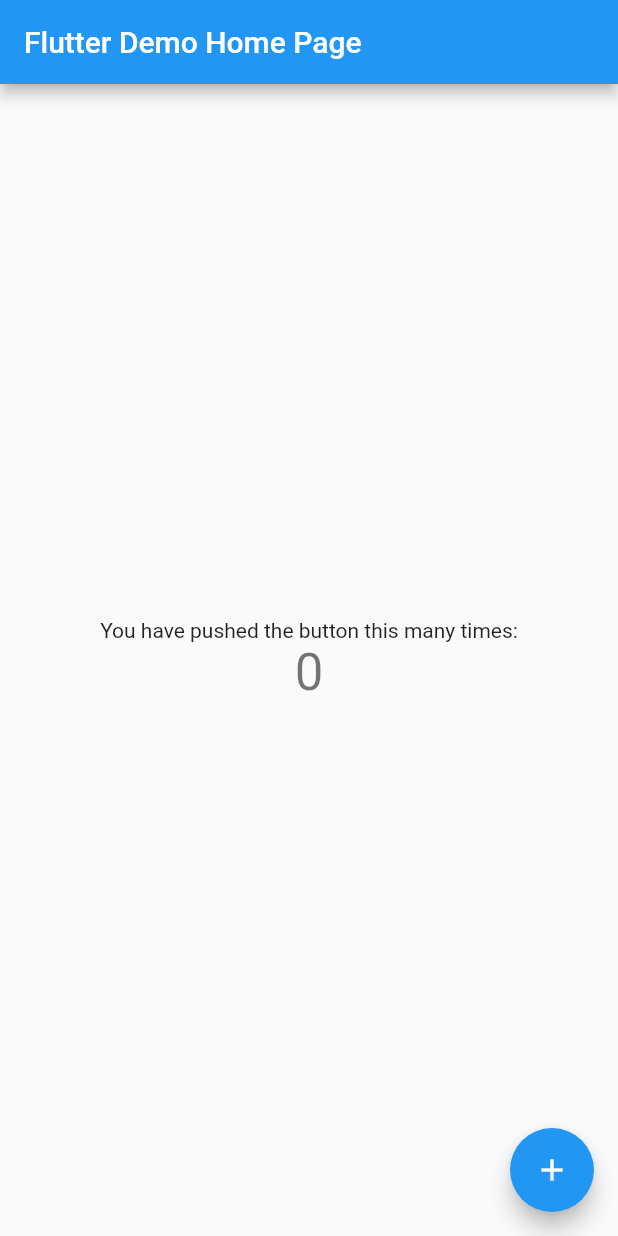
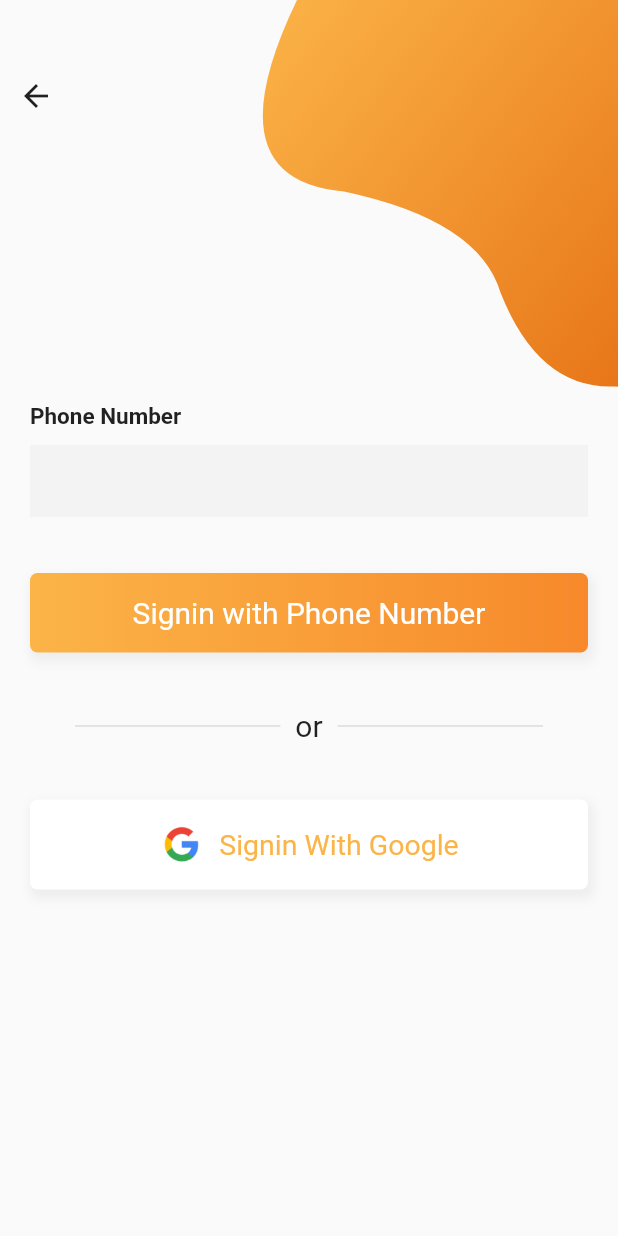
Before and after one commit to MajdSharaba/Bazar_Iraq, a Flutter app: the screen it shows after launch, on a phone screen of 412 x 824 dp. Run offline on Flutter 3.47's test engine with Material 2 defaults, Android fonts, the phone set to English and light mode, and no system bars; our stand-ins replace firebase_auth, firebase_core, get, google_fonts, google_sign_in; accounts and stored records are empty.

Commit message:
login Design

```diff
--- /dev/null
+++ b/lib/app/core/constants.dart
@@ -0,0 +1,10 @@
+import 'package:flutter/material.dart';
+import 'package:get/get.dart';
+
+double deviceHeight = Get.height;
+double deviceWidth = Get.width;
+
+LinearGradient linearGradientColor = const LinearGradient(
+    begin: Alignment.centerLeft,
+    end: Alignment.centerRight,
+    colors: [Color(0xfffbb448), Color(0xfff7892b)]);
--- /dev/null
+++ b/lib/app/modules/view/pages/signinpage.dart
@@ -0,0 +1,142 @@
+import 'package:firebase_auth/firebase_auth.dart';
+import 'package:flutter/cupertino.dart';
+import 'package:flutter/material.dart';
+import 'package:flutter/rendering.dart';
+import 'package:pazar_iraq/app/core/constants.dart';
+import 'package:pazar_iraq/app/modules/view/widgets/bezierContainer.dart';
+import 'package:pazar_iraq/app/modules/view/widgets/buttonwidget.dart';
+import 'package:pazar_iraq/app/modules/view/widgets/fieldwidget.dart';
+
+import 'package:google_sign_in/google_sign_in.dart';
+
+
+class SigninPage extends StatefulWidget {
+  const SigninPage({Key? key, required this.title}) : super(key: key);
+
+  final String title;
+
+  @override
+  _SigninPageState createState() => _SigninPageState();
+}
+
+class _SigninPageState extends State<SigninPage> {
+  Widget _divider() {
+    return Container(
+      margin: const EdgeInsets.symmetric(vertical: 10),
+      child: Row(
+        children: const <Widget>[
+          SizedBox(
+            width: 20,
+          ),
+          Expanded(
+            child: Padding(
+              padding: EdgeInsets.symmetric(horizontal: 10),
+              child: Divider(
+                thickness: 1,
+              ),
+            ),
+          ),
+          Text('or',style: TextStyle(fontSize: 20),),
+          Expanded(
+            child: Padding(
+              padding: EdgeInsets.symmetric(horizontal: 10),
+              child: Divider(
+                thickness: 1,
+              ),
+            ),
+          ),
+          SizedBox(
+            width: 20,
+          ),
+        ],
+      ),
+    );
+  }
+
+  Widget _emailPasswordWidget() {
+    return Column(
+      children: const <Widget>[
+        FieldWidget(
+          title: "Phone Number",
+          isPassword: false,
+        ),
+      ],
+    );
+  }
+
+  Widget _signinWithGoogleButton() {
+    return InkWell(
+      onTap: (){
+
+      },
+      child: Container(
+        height: 60,
+        width: deviceWidth,
+        padding: const EdgeInsets.symmetric(vertical: 15),
+        alignment: Alignment.center,
+        decoration: BoxDecoration(
+          borderRadius: const BorderRadius.all(Radius.circular(5)),color: Colors.white,
+          boxShadow: <BoxShadow>[
+            BoxShadow(
+                color: Colors.grey.shade200,
+                offset: const Offset(2, 4),
+                blurRadius: 5,
+                spreadRadius: 2)
+          ],
+        ),
+        child: Row(
+          mainAxisAlignment: MainAxisAlignment.center,
+          children: [
+            Image.asset("assets/google_logo.png",fit: BoxFit.contain,width: 30,),
+            const SizedBox(width: 10,),
+            const Text(
+              "Signin With Google",
+              style:  TextStyle(fontSize: 19, color: Color(0xfffbb448)),
+            ),
+          ],
+        ),
+      ),
+    );
+  }
+
+  @override
+  Widget build(BuildContext context) {
+    return Scaffold(
+        body: Container(
+      height: deviceHeight,
+      child: Stack(
+        children: <Widget>[
+          Positioned(
+              top: -deviceHeight * .15,
+              right: -deviceWidth * .4,
+              child: const BezierContainer()),
+          Center(
+            child: Container(
+              width: deviceWidth,
+              padding: const EdgeInsets.symmetric(horizontal: 20),
+              child: SingleChildScrollView(
+                child: Column(
+                  crossAxisAlignment: CrossAxisAlignment.stretch,
+                  mainAxisAlignment: MainAxisAlignment.center,
+                  children: <Widget>[
+                    SizedBox(height: deviceHeight/30),
+                    _emailPasswordWidget(),
+                    SizedBox(height: deviceHeight /30),
+                    ButtonWidget(
+                        title: "Signin with Phone Number", function: () {}),
+                    SizedBox(height: deviceHeight/30),
+                    _divider(),
+                    SizedBox(height: deviceHeight/30),
+                    _signinWithGoogleButton(),
+
+                  ],
+                ),
+              ),
+            ),
+          ),
+          const Positioned(top: 40, left: 0, child: BackButton()),
+        ],
+      ),
+    ));
+  }
+}
--- /dev/null
+++ b/lib/app/modules/view/widgets/beziercontainer.dart
@@ -0,0 +1,34 @@
+import 'dart:math';
+
+import 'package:flutter/material.dart';
+import 'package:pazar_iraq/app/core/constants.dart';
+
+import 'clippainter.dart';
+
+
+class BezierContainer extends StatelessWidget {
+  const BezierContainer({Key? key}) : super(key: key);
+
+  @override
+  Widget build(BuildContext context) {
+    return Container(
+        child: Transform.rotate(
+          angle: -pi / 3.5,
+          child: ClipPath(
+            clipper: ClipPainter(),
+            child: Container(
+              height: deviceHeight*.5,
+              width: deviceWidth,
+              decoration: const BoxDecoration(
+                  gradient: LinearGradient(
+                      begin: Alignment.topCenter,
+                      end: Alignment.bottomCenter,
+                      colors: [Color(0xfffbb448),Color(0xffe46b10)]
+                  )
+              ),
+            ),
+          ),
+        )
+    );
+  }
+}
--- /dev/null
+++ b/lib/app/modules/view/widgets/buttonwidget.dart
@@ -0,0 +1,33 @@
+import 'package:flutter/material.dart';
+import 'package:pazar_iraq/app/core/constants.dart';
+
+class ButtonWidget extends StatelessWidget {
+  final String title;
+  final Function function;
+  const ButtonWidget({Key? key, required this.title, required this.function}) : super(key: key);
+
+  @override
+  Widget build(BuildContext context) {
+    return InkWell(
+      child: Container(
+        width: deviceWidth,
+        padding: const EdgeInsets.symmetric(vertical: 15),
+        alignment: Alignment.center,
+        decoration: BoxDecoration(
+            borderRadius: const BorderRadius.all(Radius.circular(5)),
+            boxShadow: <BoxShadow>[
+              BoxShadow(
+                  color: Colors.grey.shade200,
+                  offset: const Offset(2, 4),
+                  blurRadius: 5,
+                  spreadRadius: 2)
+            ],
+            gradient: linearGradientColor),
+        child:  Text(
+          title,
+          style: const TextStyle(fontSize: 20, color: Colors.white),
+        ),
+      ),
+    );
+  }
+}
--- /dev/null
+++ b/lib/app/modules/view/widgets/clippainter.dart
@@ -0,0 +1,49 @@
+import 'package:flutter/material.dart';
+import 'package:flutter/painting.dart';
+
+class ClipPainter extends CustomClipper<Path>{
+  @override
+
+  Path getClip(Size size) {
+    var height = size.height;
+    var width = size.width;
+    var path = Path();
+
+    path.lineTo(0, size.height );
+    path.lineTo(size.width , height);
+    path.lineTo(size.width , 0);
+
+    /// [Top Left corner]
+    var secondControlPoint =  const Offset(0  ,0);
+    var secondEndPoint = Offset(width * .2  , height *.3);
+    path.quadraticBezierTo(secondControlPoint.dx, secondControlPoint.dy, secondEndPoint.dx, secondEndPoint.dy);
+
+
+
+    /// [Left Middle]
+    var fifthControlPoint =  Offset(width * .3  ,height * .5);
+    var fiftEndPoint = Offset(  width * .23, height *.6);
+    path.quadraticBezierTo(fifthControlPoint.dx, fifthControlPoint.dy, fiftEndPoint.dx, fiftEndPoint.dy);
+
+
+    /// [Bottom Left corner]
+    var thirdControlPoint =  Offset(0  ,height);
+    var thirdEndPoint = Offset(width , height  );
+    path.quadraticBezierTo(thirdControlPoint.dx, thirdControlPoint.dy, thirdEndPoint.dx, thirdEndPoint.dy);
+
+
+
+    path.lineTo(0, size.height  );
+    path.close();
+
+    return path;
+  }
+
+  @override
+  bool shouldReclip(CustomClipper<Path> oldClipper) {
+    // TODO: implement shouldReclip
+    return true;
+  }
+
+
+}
--- /dev/null
+++ b/lib/app/modules/view/widgets/fieldwidget.dart
@@ -0,0 +1,33 @@
+import 'package:flutter/material.dart';
+
+class FieldWidget extends StatelessWidget {
+  final String title;
+  final bool isPassword;
+  const FieldWidget( {Key? key, required this.title, required this.isPassword}) : super(key: key);
+
+  @override
+  Widget build(BuildContext context) {
+  return Container(
+    margin: const EdgeInsets.symmetric(vertical: 10),
+    child: Column(
+      crossAxisAlignment: CrossAxisAlignment.start,
+      children: <Widget>[
+        Text(
+          title,
+          style: const TextStyle(fontWeight: FontWeight.bold, fontSize: 15),
+        ),
+        const SizedBox(
+          height: 10,
+        ),
+        TextField(
+            obscureText: isPassword,
+            decoration: const InputDecoration(
+                border: InputBorder.none,
+                fillColor: Color(0xfff3f3f4),
+                filled: true))
+      ],
+    ),
+  )
+    ;
+  }
+}
--- a/lib/main.dart
+++ b/lib/main.dart
@@ -1,6 +1,12 @@
+import 'package:firebase_core/firebase_core.dart';
 import 'package:flutter/material.dart';
+import 'package:get/get.dart';
 
-void main() {
+import 'app/modules/view/pages/signinpage.dart';
+
+Future<void> main() async {
+  WidgetsFlutterBinding.ensureInitialized();
+  await Firebase.initializeApp();
   runApp(const MyApp());
 }
 
@@ -10,106 +16,14 @@
   // This widget is the root of your application.
   @override
   Widget build(BuildContext context) {
-    return MaterialApp(
+    return GetMaterialApp(
       title: 'Flutter Demo',
       theme: ThemeData(
         // This is the theme of your application.
-        //
-        // Try running your application with "flutter run". You'll see the
-        // application has a blue toolbar. Then, without quitting the app, try
-        // changing the primarySwatch below to Colors.green and then invoke
-        // "hot reload" (press "r" in the console where you ran "flutter run",
-        // or simply save your changes to "hot reload" in a Flutter IDE).
-        // Notice that the counter didn't reset back to zero; the application
-        // is not restarted.
+
         primarySwatch: Colors.blue,
       ),
-      home: const MyHomePage(title: 'Flutter Demo Home Page'),
+      home: const SigninPage(title: "welcome"),
     );
   }
 }
-
-class MyHomePage extends StatefulWidget {
-  const MyHomePage({Key? key, required this.title}) : super(key: key);
-
-  // This widget is the home page of your application. It is stateful, meaning
-  // that it has a State object (defined below) that contains fields that affect
-  // how it looks.
-
-  // This class is the configuration for the state. It holds the values (in this
-  // case the title) provided by the parent (in this case the App widget) and
-  // used by the build method of the State. Fields in a Widget subclass are
-  // always marked "final".
-
-  final String title;
-
-  @override
-  State<MyHomePage> createState() => _MyHomePageState();
-}
-
-class _MyHomePageState extends State<MyHomePage> {
-  int _counter = 0;
-
-  void _incrementCounter() {
-    setState(() {
-      // This call to setState tells the Flutter framework that something has
-      // changed in this State, which causes it to rerun the build method below
-      // so that the display can reflect the updated values. If we changed
-      // _counter without calling setState(), then the build method would not be
-      // called again, and so nothing would appear to happen.
-      _counter++;
-    });
-  }
-
-  @override
-  Widget build(BuildContext context) {
-    // This method is rerun every time setState is called, for instance as done
-    // by the _incrementCounter method above.
-    //
-    // The Flutter framework has been optimized to make rerunning build methods
-    // fast, so that you can just rebuild anything that needs updating rather
-    // than having to individually change instances of widgets.
-    return Scaffold(
-      appBar: AppBar(
-        // Here we take the value from the MyHomePage object that was created by
-        // the App.build method, and use it to set our appbar title.
-        title: Text(widget.title),
-      ),
-      body: Center(
-        // Center is a layout widget. It takes a single child and positions it
-        // in the middle of the parent.
-        child: Column(
-          // Column is also a layout widget. It takes a list of children and
-          // arranges them vertically. By default, it sizes itself to fit its
-          // children horizontally, and tries to be as tall as its parent.
-          //
-          // Invoke "debug painting" (press "p" in the console, choose the
-          // "Toggle Debug Paint" action from the Flutter Inspector in Android
-          // Studio, or the "Toggle Debug Paint" command in Visual Studio Code)
-          // to see the wireframe for each widget.
-          //
-          // Column has various properties to control how it sizes itself and
-          // how it positions its children. Here we use mainAxisAlignment to
-          // center the children vertically; the main axis here is the vertical
-          // axis because Columns are vertical (the cross axis would be
-          // horizontal).
-          mainAxisAlignment: MainAxisAlignment.center,
-          children: <Widget>[
-            const Text(
-              'You have pushed the button this many times:',
-            ),
-            Text(
-              '$_counter',
-              style: Theme.of(context).textTheme.headline4,
-            ),
-          ],
-        ),
-      ),
-      floatingActionButton: FloatingActionButton(
-        onPressed: _incrementCounter,
-        tooltip: 'Increment',
-        child: const Icon(Icons.add),
-      ), // This trailing comma makes auto-formatting nicer for build methods.
-    );
-  }
-}
```
Also changed, not shown: lib/app/modules/view/pages/welcomepage.dart (added, +158 -0 lines), lib/app/modules/view/widgets/backbutton.dart (added, +28 -0 lines), pubspec.yaml (+7 -3 lines), assets/google_logo.png (added), pubspec.lock, 27 other files.
